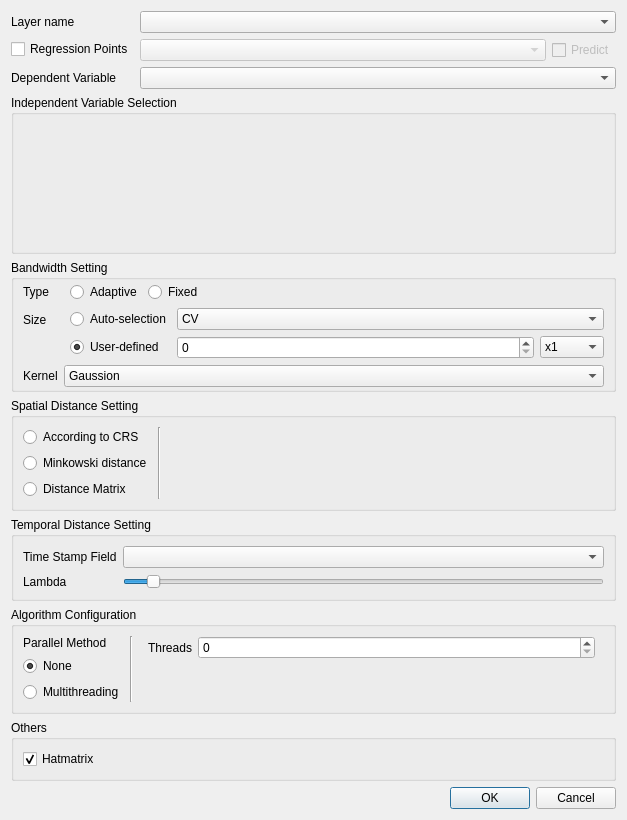
First picture: the form in gwmgtwroptionsdialog.ui, repository GWmodel-Lab/GWmodelS, before the edit.
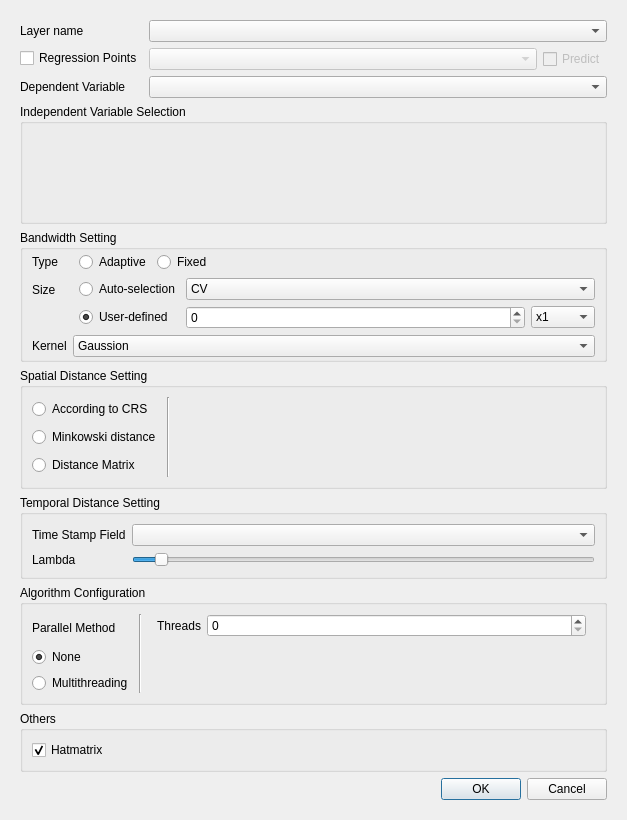
Second picture: the form after the edit. The open tabs and pages were chosen to show the change. Custom widgets are drawn as their Qt base class.

Patch:
```diff
--- a/gwmgtwroptionsdialog.ui
+++ b/gwmgtwroptionsdialog.ui
@@ -13,7 +13,25 @@
   <property name="windowTitle">
    <string>GWR Configure</string>
   </property>
-  <layout class="QVBoxLayout" name="verticalLayout_3" stretch="0,1,0,0,0,0,0,0">
+  <layout class="QVBoxLayout" name="verticalLayout_3" stretch="0">
+   <item>
+    <widget class="QScrollArea" name="scrollArea">
+     <property name="frameShape">
+      <enum>QFrame::NoFrame</enum>
+     </property>
+     <property name="widgetResizable">
+      <bool>true</bool>
+     </property>
+     <widget class="QWidget" name="scrollAreaWidgetContents">
+      <property name="geometry">
+       <rect>
+        <x>0</x>
+        <y>0</y>
+        <width>605</width>
+        <height>798</height>
+       </rect>
+      </property>
+      <layout class="QVBoxLayout" name="verticalLayout_6">
    <item>
     <layout class="QFormLayout" name="formLayout_6">
      <item row="0" column="0">
@@ -788,6 +806,10 @@
       </widget>
      </item>
     </layout>
+       </item>
+      </layout>
+     </widget>
+    </widget>
    </item>
   </layout>
  </widget>
```
Left out of the diff: 2 changed lines with no effect on the pictures. Lines whose indentation alone changed are shown as unchanged.
